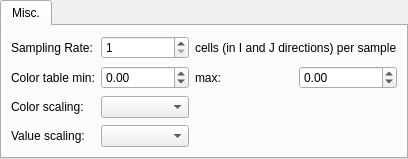
PauloCarvalhoRJ/gammaray, file viewer3d/view3dconfigwidgets/v3dcfgwidforattributeinmapcartesiangrid.ui: the form before one commit.
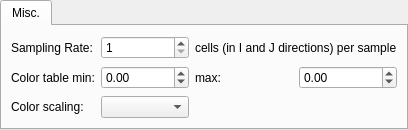
The form after the commit.

Commit message: Undoing absolute value scaling via visualization filtering (vtkImageMathematics is buggy).

Diff of the .ui file:
```diff
--- a/viewer3d/view3dconfigwidgets/v3dcfgwidforattributeinmapcartesiangrid.ui
+++ b/viewer3d/view3dconfigwidgets/v3dcfgwidforattributeinmapcartesiangrid.ui
@@ -7,7 +7,7 @@
     <x>0</x>
     <y>0</y>
     <width>395</width>
-    <height>159</height>
+    <height>130</height>
    </rect>
   </property>
   <property name="windowTitle">
@@ -114,16 +114,6 @@
        <item row="2" column="1">
         <widget class="QComboBox" name="cmbScaling"/>
        </item>
-       <item row="3" column="0">
-        <widget class="QLabel" name="label_6">
-         <property name="text">
-          <string>Value scaling:</string>
-         </property>
-        </widget>
-       </item>
-       <item row="3" column="1">
-        <widget class="QComboBox" name="cmbValueScaling"/>
-       </item>
       </layout>
      </widget>
     </widget>
```
Left out of the diff: 68 changed lines with no effect on the pictures. The commit also changes 2 other files.
